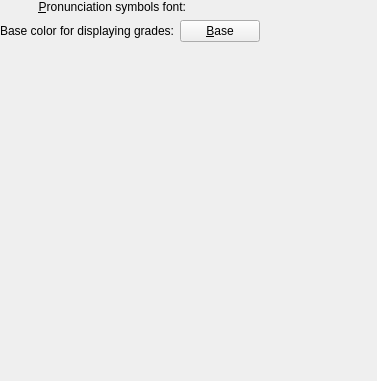
This is src/settings/viewoptionsbase.ui in KDE/parley as Qt 5 draws it before an edit. The edited form follows.
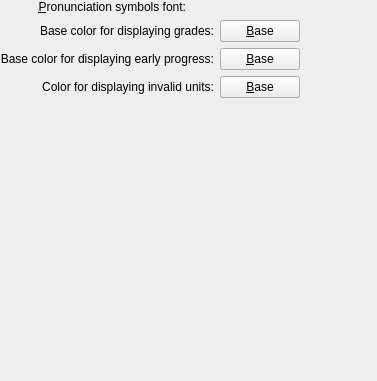
This is the edited form. Custom widgets are drawn as their Qt base class.

Commit message:
Added colors in the statistics screen for pregrade and invalid units.
Added in coloring for pregrade, grade and invalid words in statistics
screen
Added a pullup legend in statistics screen with a grippy on the bottom
of the screen showing all the colors with a popup explaining the
meaning.
Added options in the configuration to select the colors.

BUG:338244
BUG:338245
FIXED-IN: 4.14.1

```diff
--- a/src/settings/viewoptionsbase.ui
+++ b/src/settings/viewoptionsbase.ui
@@ -115,7 +115,95 @@
 	      </property>
 	    </widget>
 	  </item>
-	  <item row="1" column="2">
+     <item row="1" column="0">
+       <widget class="QLabel" name="preGradeColorLabel">
+         <property name="sizePolicy">
+           <sizepolicy hsizetype="Minimum" vsizetype="Preferred">
+             <horstretch>0</horstretch>
+             <verstretch>0</verstretch>
+           </sizepolicy>
+         </property>
+         <property name="text">
+           <string>Base color for displaying early progress:</string>
+         </property>
+         <property name="alignment">
+           <set>Qt::AlignRight|Qt::AlignTrailing|Qt::AlignVCenter</set>
+         </property>
+         <property name="buddy">
+           <cstring>kcfg_PreGradeColor</cstring>
+         </property>
+       </widget>
+     </item>
+     <item row="1" column="1">
+       <widget class="KColorButton" name="kcfg_PreGradeColor">
+         <property name="sizePolicy">
+           <sizepolicy hsizetype="Preferred" vsizetype="Fixed">
+             <horstretch>0</horstretch>
+             <verstretch>0</verstretch>
+           </sizepolicy>
+         </property>
+         <property name="toolTip">
+           <string>Color used to display the early progress</string>
+         </property>
+         <property name="whatsThis">
+           <string>Click here to change the color used to display the early progress.</string>
+         </property>
+         <property name="text">
+           <string>&amp;Base</string>
+         </property>
+         <property name="shortcut">
+           <string>Alt+1</string>
+         </property>
+         <property name="flat">
+           <bool>false</bool>
+         </property>
+       </widget>
+     </item>
+     <item row="2" column="0">
+       <widget class="QLabel" name="invalidUnitColorLabel">
+         <property name="sizePolicy">
+           <sizepolicy hsizetype="Minimum" vsizetype="Preferred">
+             <horstretch>0</horstretch>
+             <verstretch>0</verstretch>
+           </sizepolicy>
+         </property>
+         <property name="text">
+           <string>Color for displaying invalid units:</string>
+         </property>
+         <property name="alignment">
+           <set>Qt::AlignRight|Qt::AlignTrailing|Qt::AlignVCenter</set>
+         </property>
+         <property name="buddy">
+           <cstring>kcfg_InvalidUnitColor</cstring>
+         </property>
+       </widget>
+     </item>
+     <item row="2" column="1">
+       <widget class="KColorButton" name="kcfg_InvalidUnitColor">
+         <property name="sizePolicy">
+           <sizepolicy hsizetype="Preferred" vsizetype="Fixed">
+             <horstretch>0</horstretch>
+             <verstretch>0</verstretch>
+           </sizepolicy>
+         </property>
+         <property name="toolTip">
+           <string>Color used to display invalid units</string>
+         </property>
+         <property name="whatsThis">
+           <string>Click here to change the color used to display invalid units.</string>
+         </property>
+         <property name="text">
+           <string>&amp;Base</string>
+         </property>
+         <property name="shortcut">
+           <string>Alt+2</string>
+         </property>
+         <property name="flat">
+           <bool>false</bool>
+         </property>
+       </widget>
+     </item>
+     <item row="3" column="2">
 	    <spacer name="horizontalSpacer">
 	      <property name="orientation">
 		<enum>Qt::Horizontal</enum>
```
Left out of the diff: 4 changed lines with no effect on the pictures. Lines whose indentation alone changed are shown as unchanged. The commit also changes 8 other files.
